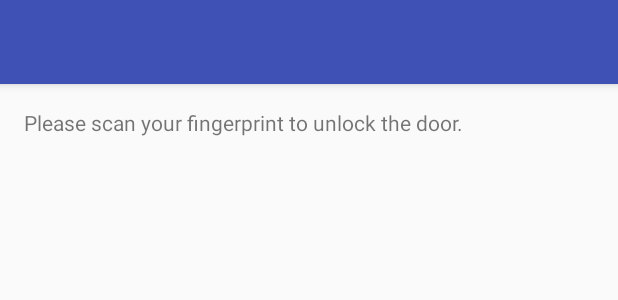
After one commit to CS3235-1718-SEM1/CS3235_Project_Server, an Android app: the layout activity_fingerprint.xml on its own in the app's theme, with its tools: preview values and no code run, on a phone screen of 412 x 824 dp. The commit adds this screen. Shown: the top 300 px of the screen. Run offline under Robolectric (Android 15) with nearby library versions, the phone set to English and light mode, and no system bars.

Commit message:
Add fingerprint scanning

```diff
--- a/androidapp/app/build.gradle
+++ b/androidapp/app/build.gradle
@@ -5,7 +5,7 @@ android {
     buildToolsVersion "26.0.1"
     defaultConfig {
         applicationId "com.cs3235.door.doorlockandroid"
-        minSdkVersion 15
+        minSdkVersion 23
         targetSdkVersion 26
         versionCode 1
         versionName "1.0"
@@ -24,10 +24,10 @@ dependencies {
     androidTestCompile('com.android.support.test.espresso:espresso-core:2.2.2', {
         exclude group: 'com.android.support', module: 'support-annotations'
     })
+
     compile 'com.android.support:appcompat-v7:26.+'
     compile 'com.android.support.constraint:constraint-layout:1.0.2'
     compile 'com.android.support:design:26.+'
+    compile 'com.journeyapps:zxing-android-embedded:3.5.0'
     testCompile 'junit:junit:4.12'
-
-    compile 'com.journeyapps:zxing-android-embedded:3.5.0'
 }
--- /dev/null
+++ b/androidapp/app/src/main/res/layout/activity_fingerprint.xml
@@ -0,0 +1,25 @@
+<?xml version="1.0" encoding="utf-8"?>
+<android.support.design.widget.CoordinatorLayout xmlns:android="http://schemas.android.com/apk/res/android"
+    xmlns:app="http://schemas.android.com/apk/res-auto"
+    xmlns:tools="http://schemas.android.com/tools"
+    android:layout_width="match_parent"
+    android:layout_height="match_parent"
+    tools:context="com.cs3235.door.doorlockandroid.FingerprintActivity">
+
+    <android.support.design.widget.AppBarLayout
+        android:layout_width="match_parent"
+        android:layout_height="wrap_content"
+        android:theme="@style/AppTheme.AppBarOverlay">
+
+        <android.support.v7.widget.Toolbar
+            android:id="@+id/toolbar"
+            android:layout_width="match_parent"
+            android:layout_height="?attr/actionBarSize"
+            android:background="?attr/colorPrimary"
+            app:popupTheme="@style/AppTheme.PopupOverlay" />
+
+    </android.support.design.widget.AppBarLayout>
+
+    <include layout="@layout/content_fingerprint" />
+
+</android.support.design.widget.CoordinatorLayout>
--- /dev/null
+++ b/androidapp/app/src/main/res/layout/content_fingerprint.xml
@@ -0,0 +1,20 @@
+<?xml version="1.0" encoding="utf-8"?>
+<android.support.constraint.ConstraintLayout xmlns:android="http://schemas.android.com/apk/res/android"
+    xmlns:app="http://schemas.android.com/apk/res-auto"
+    xmlns:tools="http://schemas.android.com/tools"
+    android:layout_width="match_parent"
+    android:layout_height="match_parent"
+    app:layout_behavior="@string/appbar_scrolling_view_behavior"
+    tools:context="com.cs3235.door.doorlockandroid.FingerprintActivity"
+    tools:showIn="@layout/activity_fingerprint">
+
+    <TextView
+        android:id="@+id/fingerprintmessage"
+        android:layout_width="wrap_content"
+        android:layout_height="wrap_content"
+        android:text="Please scan your fingerprint to unlock the door."
+        app:layout_constraintTop_toTopOf="parent"
+        android:layout_marginTop="16dp"
+        android:layout_marginLeft="16dp"
+        app:layout_constraintLeft_toLeftOf="parent" />
+</android.support.constraint.ConstraintLayout>
--- a/androidapp/app/src/main/res/values/dimens.xml
+++ b/androidapp/app/src/main/res/values/dimens.xml
@@ -2,4 +2,5 @@
     <!-- Default screen margins, per the Android Design guidelines. -->
     <dimen name="activity_horizontal_margin">16dp</dimen>
     <dimen name="activity_vertical_margin">16dp</dimen>
+    <dimen name="fab_margin">16dp</dimen>
 </resources>
--- a/androidapp/app/src/main/res/values/strings.xml
+++ b/androidapp/app/src/main/res/values/strings.xml
@@ -14,4 +14,5 @@
     <string name="permission_rationale">"Contacts permissions are needed for providing email
         completions."
     </string>
+    <string name="title_activity_fingerprint">FingerprintActivity</string>
 </resources>
--- a/androidapp/app/src/main/res/values/styles.xml
+++ b/androidapp/app/src/main/res/values/styles.xml
@@ -8,4 +8,13 @@
         <item name="colorAccent">@color/colorAccent</item>
     </style>
 
+    <style name="AppTheme.NoActionBar">
+        <item name="windowActionBar">false</item>
+        <item name="windowNoTitle">true</item>
+    </style>
+
+    <style name="AppTheme.AppBarOverlay" parent="ThemeOverlay.AppCompat.Dark.ActionBar" />
+
+    <style name="AppTheme.PopupOverlay" parent="ThemeOverlay.AppCompat.Light" />
+
 </resources>
```
Also changed, not shown: androidapp/app/src/main/java/com/cs3235/door/doorlockandroid/FingerprintActivity.java (added, +80 -0 lines), androidapp/app/src/main/java/com/cs3235/door/doorlockandroid/MainActivity.java (+34 -1 lines).
